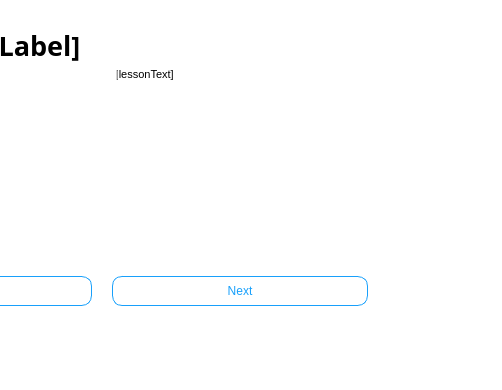
Before: the Qt Designer form note-rythLesson.ui in ZachKrol/MusGator, drawn with Qt 5; both pictures show x 298 to 800 and y 210 to 600 of the 800 by 600 pixel window.
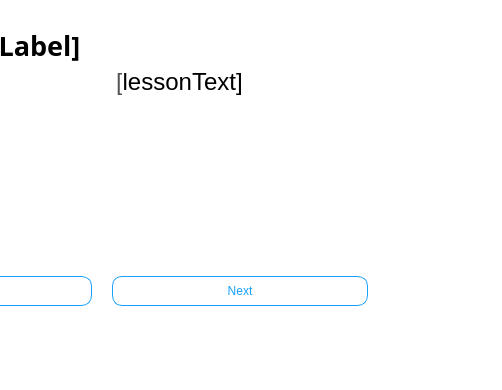
After: the same form once the commit is applied. Icons and pictures are not drawn.

Commit message: Update csv to fix title and lesson information

What changed in the file:
```diff
--- a/note-rythLesson.ui
+++ b/note-rythLesson.ui
@@ -311,7 +311,7 @@
 &lt;html&gt;&lt;head&gt;&lt;meta name=&quot;qrichtext&quot; content=&quot;1&quot; /&gt;&lt;style type=&quot;text/css&quot;&gt;
 p, li { white-space: pre-wrap; }
 &lt;/style&gt;&lt;/head&gt;&lt;body style=&quot; font-family:'Tw Cen MT'; font-size:12pt; font-weight:400; font-style:normal;&quot;&gt;
-&lt;p style=&quot; margin-top:0px; margin-bottom:0px; margin-left:0px; margin-right:0px; -qt-block-indent:0; text-indent:0px;&quot;&gt;&lt;span style=&quot; font-family:'MS Shell Dlg 2'; font-size:7.8pt;&quot;&gt;[&lt;/span&gt;&lt;span style=&quot; font-family:'Open Sans','Arial','sans-serif'; font-size:8pt; color:#000000; background-color:#ffffff;&quot;&gt;lessonText]&lt;/span&gt;&lt;/p&gt;&lt;/body&gt;&lt;/html&gt;</string>
+&lt;p style=&quot; margin-top:0px; margin-bottom:0px; margin-left:0px; margin-right:0px; -qt-block-indent:0; text-indent:0px;&quot;&gt;&lt;span style=&quot; font-family:'MS Shell Dlg 2'; font-size:18pt;&quot;&gt;[&lt;/span&gt;&lt;span style=&quot; font-family:'Open Sans','Arial','sans-serif'; font-size:18pt; color:#000000; background-color:#ffffff;&quot;&gt;lessonText]&lt;/span&gt;&lt;/p&gt;&lt;/body&gt;&lt;/html&gt;</string>
           </property>
          </widget>
         </item>
```
The commit also changes 1 other file.
